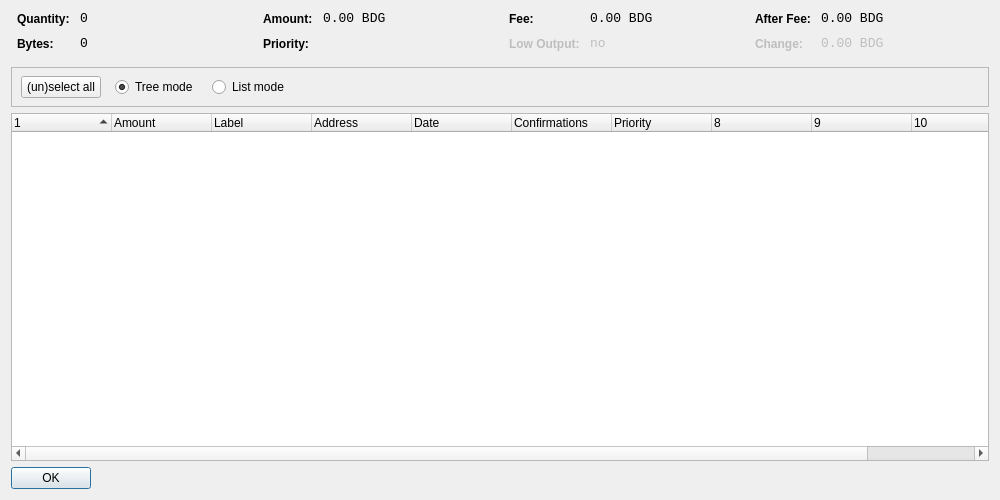
Old version of the form src/qt/forms/coincontroldialog.ui in the repository cryptocoindude/KaChingCoin-New.
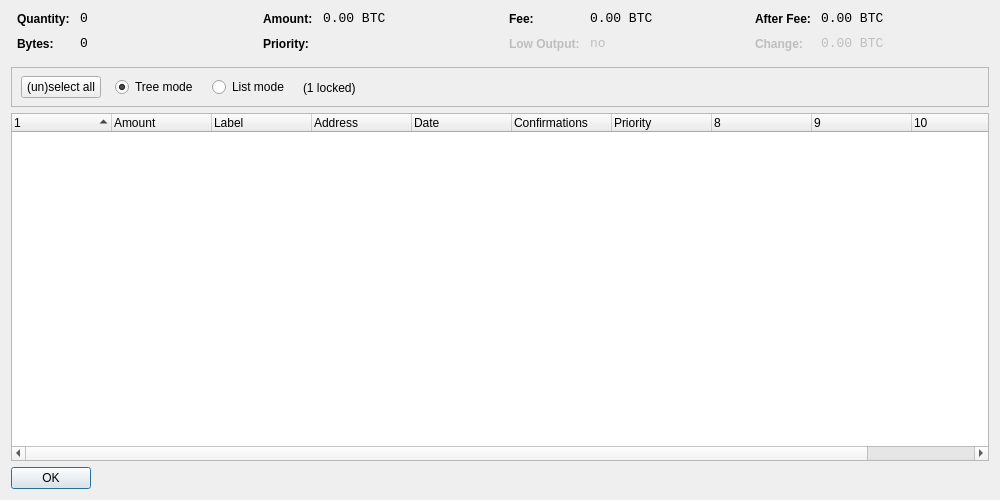
New version of the form. Custom widgets are drawn as their Qt base class.

```diff
--- a/src/qt/forms/coincontroldialog.ui
+++ b/src/qt/forms/coincontroldialog.ui
@@ -141,7 +141,7 @@
           <enum>Qt::ActionsContextMenu</enum>
          </property>
          <property name="text">
-          <string>0.00 BDG</string>
+          <string notr="true">0.00 BTC</string>
          </property>
          <property name="textInteractionFlags">
           <set>Qt::LinksAccessibleByMouse|Qt::TextSelectableByKeyboard|Qt::TextSelectableByMouse</set>
@@ -221,7 +221,7 @@
           <enum>Qt::ActionsContextMenu</enum>
          </property>
          <property name="text">
-          <string>0.00 BDG</string>
+          <string notr="true">0.00 BTC</string>
          </property>
          <property name="textInteractionFlags">
           <set>Qt::LinksAccessibleByMouse|Qt::TextSelectableByKeyboard|Qt::TextSelectableByMouse</set>
@@ -270,9 +270,6 @@
      </item>
      <item>
       <layout class="QFormLayout" name="formLayoutCoinControl4">
-       <property name="fieldGrowthPolicy">
-        <enum>QFormLayout::AllNonFixedFieldsGrow</enum>
-       </property>
        <property name="horizontalSpacing">
         <number>10</number>
        </property>
@@ -310,7 +307,7 @@
           <enum>Qt::ActionsContextMenu</enum>
          </property>
          <property name="text">
-          <string>0.00 BDG</string>
+          <string notr="true">0.00 BTC</string>
          </property>
          <property name="textInteractionFlags">
           <set>Qt::LinksAccessibleByMouse|Qt::TextSelectableByKeyboard|Qt::TextSelectableByMouse</set>
@@ -348,7 +345,7 @@
           <enum>Qt::ActionsContextMenu</enum>
          </property>
          <property name="text">
-          <string>0.00 BDG</string>
+          <string notr="true">0.00 BTC</string>
          </property>
          <property name="textInteractionFlags">
           <set>Qt::LinksAccessibleByMouse|Qt::TextSelectableByKeyboard|Qt::TextSelectableByMouse</set>
@@ -382,7 +379,7 @@
         <height>41</height>
        </rect>
       </property>
-      <layout class="QHBoxLayout" name="horizontalLayoutPanel" stretch="0,0,0,0">
+      <layout class="QHBoxLayout" name="horizontalLayoutPanel" stretch="0,0,0,0,0">
        <property name="spacing">
         <number>14</number>
        </property>
@@ -428,6 +425,13 @@
          </property>
         </widget>
        </item>
+       <item>
+        <widget class="QLabel" name="labelLocked">
+         <property name="text">
+          <string>(1 locked)</string>
+         </property>
+        </widget>
+       </item>
        <item>
         <spacer name="horizontalSpacer">
          <property name="orientation">
```
Left out of the diff: 6 changed lines with no effect on the pictures.
